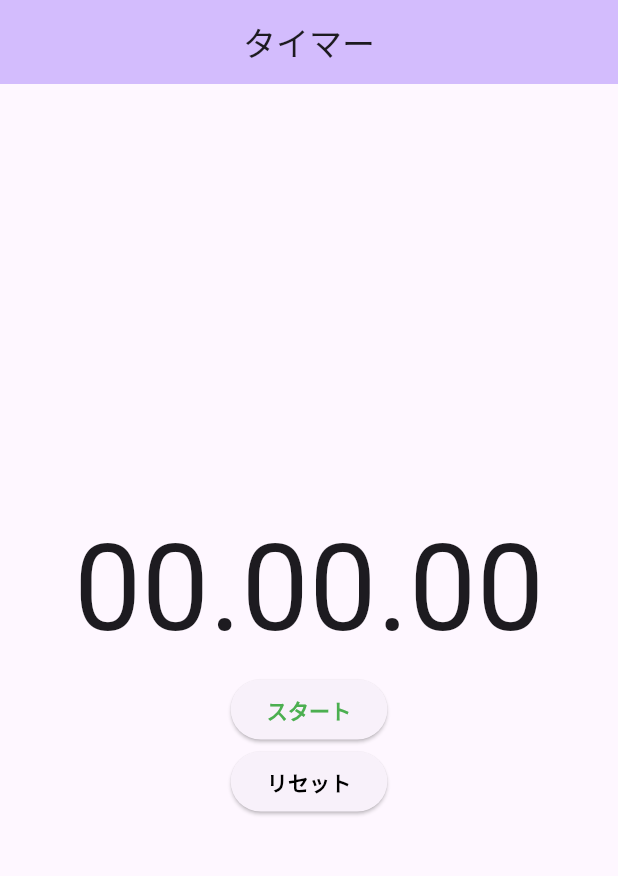
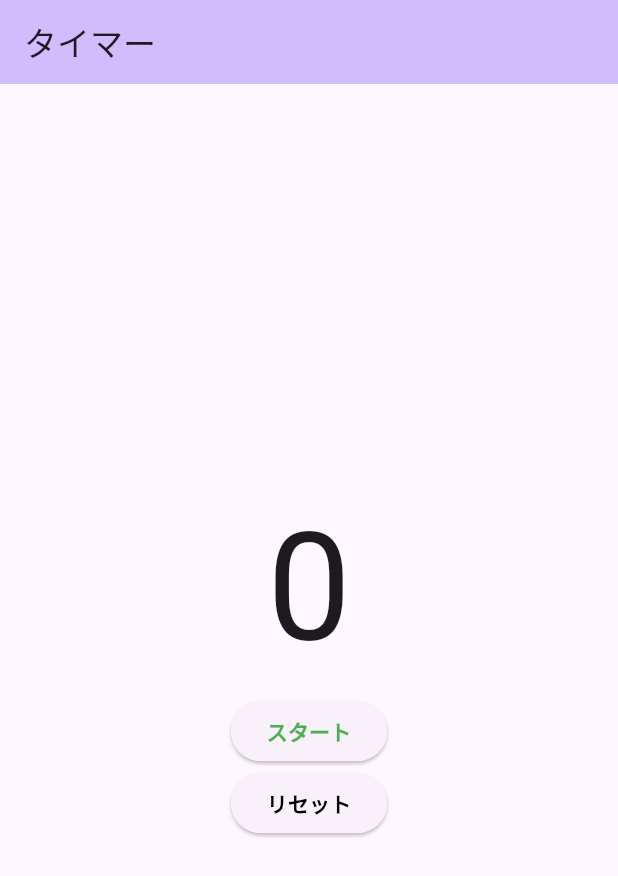
Before and after one commit to uni51/flu_textbook_v2_timer, a Flutter app: the screen it shows after launch, on a phone screen of 412 x 824 dp. Shown: the top 876 px of the screen. Run offline on Flutter 3.47's test engine with Material 2 defaults, Android fonts, the phone set to English and light mode, and no system bars.

Commit message:
レビュー用に、公式のリポジトリのソースに戻す

```diff
--- a/lib/main.dart
+++ b/lib/main.dart
@@ -1,7 +1,8 @@
 import 'dart:async';
 
 import 'package:flutter/material.dart';
-import 'package:timer/next_page.dart';
+
+import 'next_page.dart';
 
 void main() {
   runApp(const App());
@@ -10,7 +11,6 @@ void main() {
 class App extends StatelessWidget {
   const App({super.key});
 
-  // This widget is the root of your application.
   @override
   Widget build(BuildContext context) {
     return MaterialApp(
@@ -34,12 +34,7 @@ class MyHomePage extends StatefulWidget {
 }
 
 class _MyHomePageState extends State<MyHomePage> {
-  int _millisecond = 0;
-  String _milliSecondText = '00';
   int _second = 0;
-  String _secondText = '00';
-  int _minute = 0;
-  String _minuteText = '00';
   Timer? _timer;
   bool _isRunning = false;
 
@@ -53,37 +48,15 @@ class _MyHomePageState extends State<MyHomePage> {
     return Scaffold(
       appBar: AppBar(
         backgroundColor: Theme.of(context).colorScheme.inversePrimary,
-        title: Center(child: Text(widget.title)),
+        title: Text(widget.title),
       ),
       body: Center(
         child: Column(
           mainAxisAlignment: MainAxisAlignment.center,
           children: [
-            Row(
-              mainAxisAlignment: MainAxisAlignment.center,
-              children: [
             Text(
-                  '$_minuteText',
-                  style: TextStyle(fontSize: 80),
-                ),
-                const Text(
-                  '.',
-                  style: TextStyle(fontSize: 80),
-                ),
-                Text(
-                  '$_secondText',
-                  style: TextStyle(fontSize: 80),
-                ),
-                const Text(
-                  '.',
-                  style: TextStyle(fontSize: 80),
-                ),
-                Text(
-                  // '$_millisecond',
-                  '$_milliSecondText',
-                  style: TextStyle(fontSize: 80),
-                ),
-              ],
+              '$_second',
+              style: TextStyle(fontSize: 100),
             ),
             ElevatedButton(
               onPressed: () {
@@ -95,18 +68,20 @@ class _MyHomePageState extends State<MyHomePage> {
                   color: _isRunning ? Colors.red : Colors.green,
                   fontWeight: FontWeight.bold,
                 ),
-                )),
+              ),
+            ),
             ElevatedButton(
               onPressed: () {
                 resetTimer();
               },
-                child: const Text(
+              child: Text(
                 'リセット',
                 style: TextStyle(
                   color: Colors.black,
                   fontWeight: FontWeight.bold,
                 ),
-                )),
+              ),
+            ),
           ],
         ),
       ),
@@ -118,26 +93,13 @@ class _MyHomePageState extends State<MyHomePage> {
       _timer?.cancel();
     } else {
       _timer = Timer.periodic(
-        const Duration(milliseconds: 0),
+        const Duration(seconds: 1),
         (timer) {
           setState(() {
-            _millisecond++;
-            _milliSecondText = _millisecond.toString().padLeft(3,'0').substring(0,2);
+            _second++;
           });
 
-          if (_millisecond % 1000 == 0) {
-            _second++;
-            _secondText = _second.toString().padLeft(2,'0').substring(0,2);
-            _millisecond = 0;
-          }
-
-          if (_second == 60) {
-            _minute++;
-            _minuteText = _minute.toString().padLeft(2,'0').substring(0,2);
-            _second = 0;
-          }
-
-          if (_minute == 2) {
+          if (_second == 10) {
             resetTimer();
 
             Navigator.push(
@@ -156,12 +118,7 @@ class _MyHomePageState extends State<MyHomePage> {
   void resetTimer() {
     _timer?.cancel();
     setState(() {
-      _millisecond = 0;
-      _milliSecondText = '00';
       _second = 0;
-      _secondText = '00';
-      _minute = 0;
-      _minuteText = '00';
       _isRunning = false;
     });
   }
--- a/lib/next_page.dart
+++ b/lib/next_page.dart
@@ -9,7 +9,7 @@ class NextPage extends StatelessWidget {
       appBar: AppBar(),
       body: const Center(
         child: Text(
-          '2分達成おめでとう',
+          '10秒達成おめでとう',
           style: TextStyle(
             fontWeight: FontWeight.bold,
             color: Colors.black,
```
Lines whose indentation alone changed are shown as unchanged.
